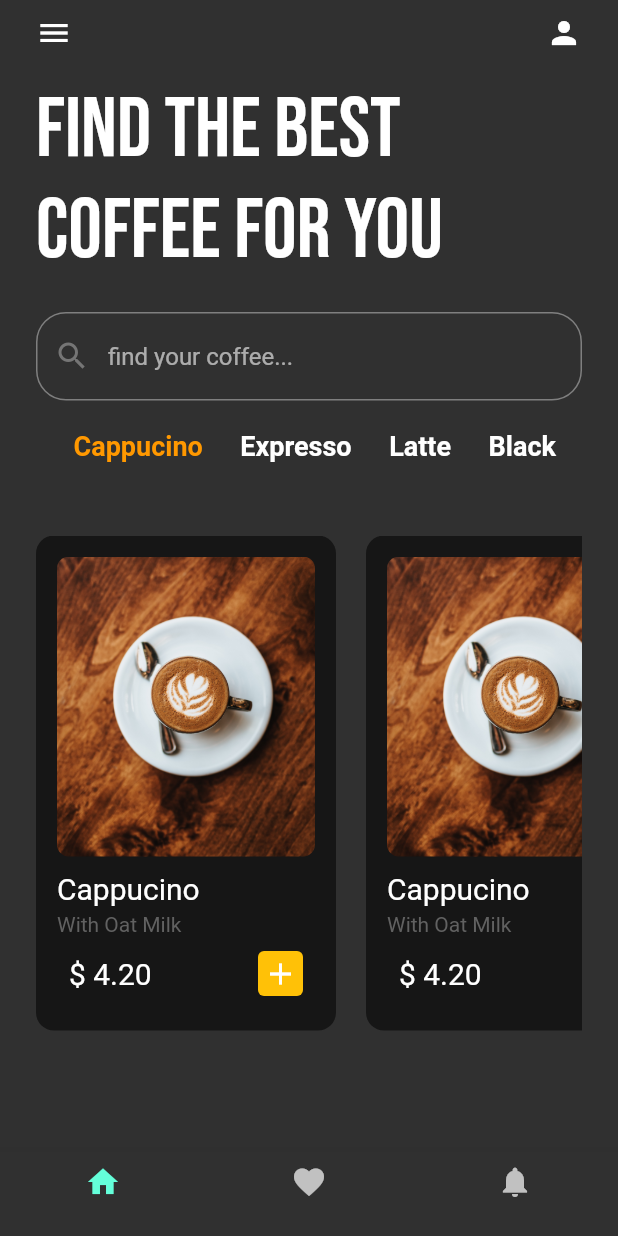
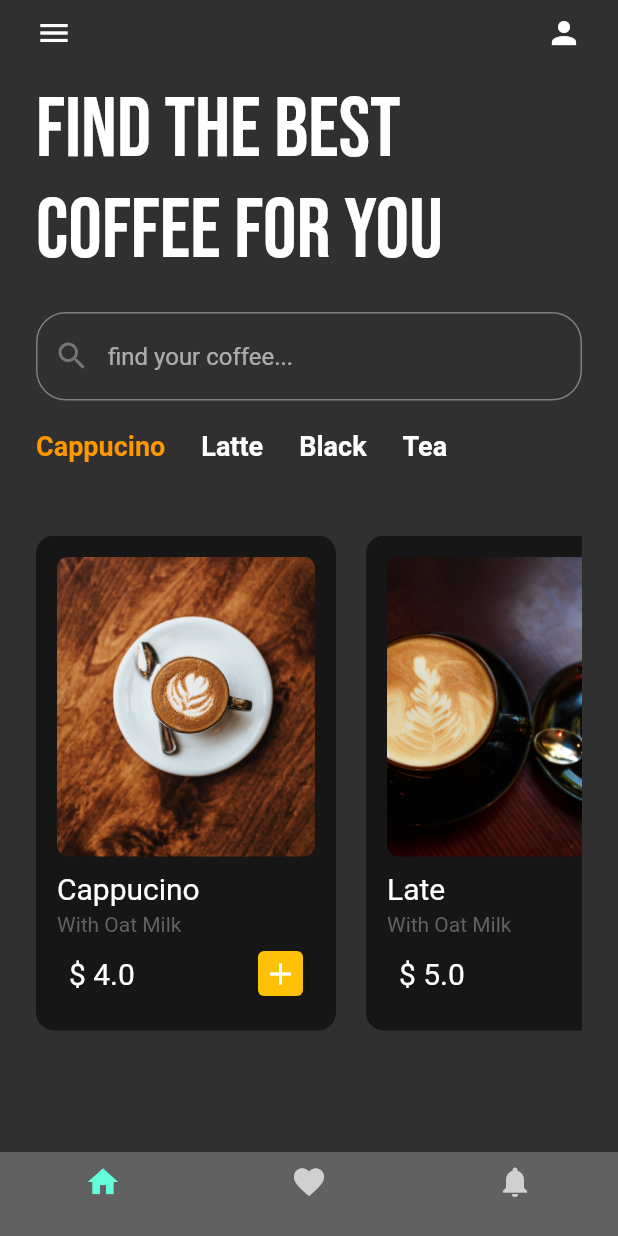
Before and after one commit to aristrisnawan/coffee-shop, a Flutter app: the screen it shows after launch, on a phone screen of 412 x 824 dp. Run offline on Flutter 3.47's test engine with Material 2 defaults, Android fonts, the light colour scheme and no system bars; our stand-ins replace google_fonts.

Commit message:
finishing sicing ui

```diff
--- a/lib/home_page.dart
+++ b/lib/home_page.dart
@@ -3,13 +3,40 @@ import 'package:cofee_shop/util/coffee_type.dart';
 import 'package:flutter/material.dart';
 import 'package:google_fonts/google_fonts.dart';
 
-class HomePage extends StatelessWidget {
+class HomePage extends StatefulWidget {
   const HomePage({super.key});
+
+  @override
+  State<HomePage> createState() => _HomePageState();
+}
+
+class _HomePageState extends State<HomePage> {
+  //List of coffe type
+  final List coffeeType = [
+    //[Coffe type, isSelected]
+    ['Cappucino', true],
+    ['Latte', false],
+    ['Black', false],
+    ['Tea', false],
+  ];
+  // User taped on coffe type
+  void CoffeTypeSelected(int index) {
+    setState(() {
+      //this for loop makes every selected false
+      for (var i = 0; i < coffeeType.length; i++) {
+        coffeeType[i][1] = false;
+      }
+      coffeeType[index][1] = true;
+    });
+  }
 
   @override
   Widget build(BuildContext context) {
     return Scaffold(
-        bottomNavigationBar: BottomNavigationBar(items: [
+        bottomNavigationBar: BottomNavigationBar(
+          elevation: 5,
+          backgroundColor: Colors.grey[700],
+          items: [
           BottomNavigationBarItem(icon: Icon(Icons.home), label: ""),
           BottomNavigationBarItem(icon: Icon(Icons.favorite), label: ""),
           BottomNavigationBarItem(icon: Icon(Icons.notifications), label: ""),
@@ -59,18 +86,20 @@ class HomePage extends StatelessWidget {
                     ),
                     //Horizontal listview menu
                     Container(
-                      height: 50,
-                      width: MediaQuery.of(context).size.width,
-                      child: ListView(
-                        scrollDirection: Axis.horizontal,
-                        children: [
-                          CoffeType(coffeeType: 'Cappucino',isSelected: true,),
-                          CoffeType(coffeeType: 'Expresso'),
-                          CoffeType(coffeeType: 'Latte'),
-                          CoffeType(coffeeType: 'Black'),
-                        ],
-                      ),
-                    ),
+                        height: 50,
+                        width: MediaQuery.of(context).size.width,
+                        child: ListView.builder(
+                            scrollDirection: Axis.horizontal,
+                            itemCount: coffeeType.length,
+                            itemBuilder: ((context, index) {
+                              return new CoffeType(
+                                coffeeType: coffeeType[index][0],
+                                onTap: () {
+                                  CoffeTypeSelected(index);
+                                },
+                                isSelected: coffeeType[index][1],
+                              );
+                            }))),
                     //Horizontal scroll
                     SizedBox(
                       height: 20,
@@ -81,13 +110,32 @@ class HomePage extends StatelessWidget {
                       child: ListView(
                         scrollDirection: Axis.horizontal,
                         children: [
-                          CofeeTile(),
+                          CofeeTile(
+                            coffeImagePath: "assets/coffe.jpg",
+                            coffeName: "Cappucino",
+                            coffePrice: '4.0',
+                          ),
                           SizedBox(
                             width: 20,
                           ),
-                          CofeeTile(),
+                          CofeeTile(
+                            coffeImagePath: "assets/coffee1.jpg",
+                            coffeName: "Late",
+                            coffePrice: '5.0',
+                          ),
+                          SizedBox(
+                            width: 20,
+                          ),
+                          CofeeTile(
+                            coffeImagePath: "assets/coffee2.jpg",
+                            coffeName: "Late",
+                            coffePrice: '5.0',
+                          ),
                         ],
                       ),
+                    ),
+                    SizedBox(
+                      height: 20,
                     )
                   ],
                 ),
--- a/lib/util/coffee_tile.dart
+++ b/lib/util/coffee_tile.dart
@@ -3,7 +3,15 @@ import 'dart:ui';
 import 'package:flutter/material.dart';
 
 class CofeeTile extends StatelessWidget {
-  const CofeeTile({super.key});
+  final String coffeImagePath;
+  final String coffeName;
+  final String coffePrice;
+
+  const CofeeTile({
+    required this.coffeImagePath,
+    required this.coffeName,
+    required this.coffePrice
+  });
 
   @override
   Widget build(BuildContext context) {
@@ -22,7 +30,7 @@ class CofeeTile extends StatelessWidget {
             ClipRRect(
               borderRadius: BorderRadius.circular(8),
               child: Image.asset(
-                "assets/coffe.jpg",
+                coffeImagePath,
                 height: 200,
                 width: 200,
                 fit: BoxFit.cover,
@@ -32,7 +40,7 @@ class CofeeTile extends StatelessWidget {
               height: 10,
             ),
             Text(
-              "Cappucino",
+              coffeName,
               style: TextStyle(fontSize: 20),
             ),
             SizedBox(
@@ -51,7 +59,7 @@ class CofeeTile extends StatelessWidget {
                 mainAxisAlignment: MainAxisAlignment.spaceBetween,
                 children: [
                   Text(
-                    '\$ 4.20',
+                    '\$ $coffePrice',
                     style: TextStyle(fontSize: 20),
                   ),
                   Container(
--- a/lib/util/coffee_type.dart
+++ b/lib/util/coffee_type.dart
@@ -3,12 +3,19 @@ import 'package:flutter/material.dart';
 class CoffeType extends StatelessWidget {
   final String coffeeType;
   final bool isSelected;
-  const CoffeType({required this.coffeeType, this.isSelected = false});
+  final VoidCallback onTap;
+  const CoffeType({
+    required this.coffeeType,
+    this.isSelected = false,
+    required this.onTap
+    });
 
   @override
   Widget build(BuildContext context) {
-    return Padding(
-      padding: const EdgeInsets.only(left: 25),
+    return GestureDetector(
+      onTap: onTap,
+      child: Padding(
+        padding: const EdgeInsets.only(right: 24),
         child: Text(
           coffeeType,
           style: TextStyle(
@@ -16,6 +23,7 @@ class CoffeType extends StatelessWidget {
               fontSize: 18,
               color: isSelected ? Colors.orange : Colors.white),
         ),
+      ),
     );
   }
 }
```
Lines whose indentation alone changed are shown as unchanged.
